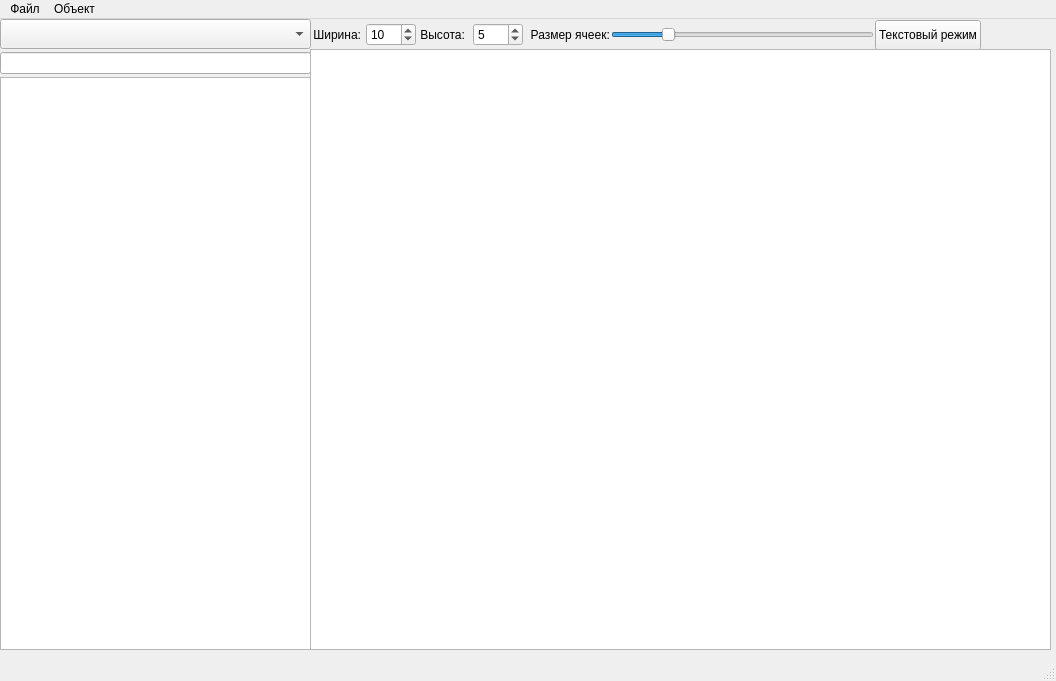
The window that main_form.ui (egorka5opka/sheduler) describes before a commit, drawn with Qt 5.
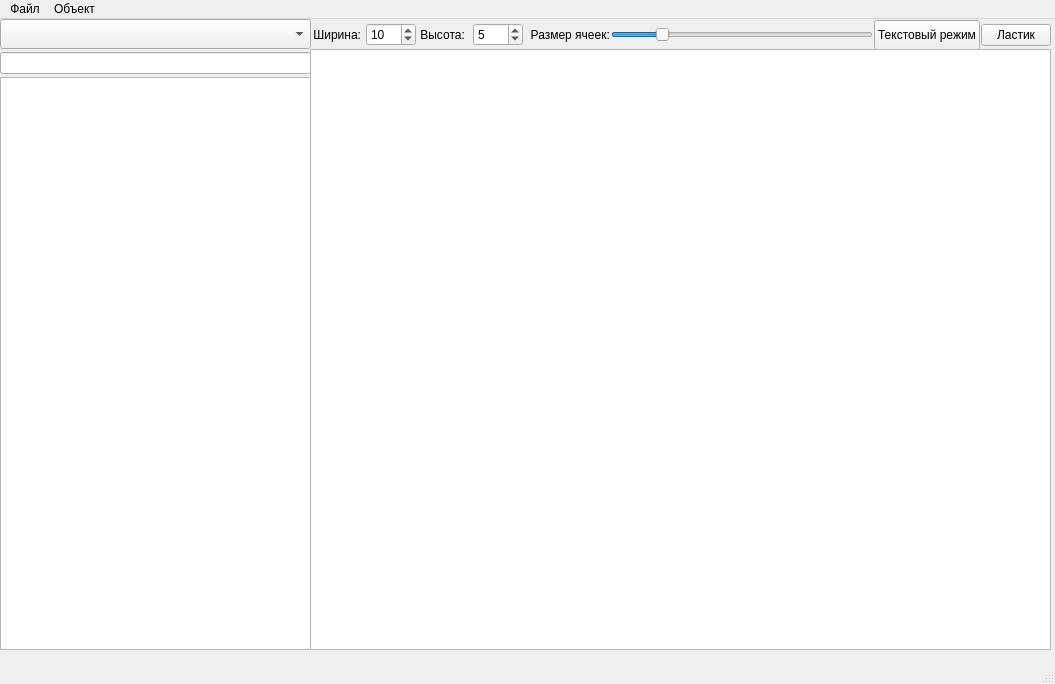
The same window after the commit.

```diff
--- a/main_form.ui
+++ b/main_form.ui
@@ -6,8 +6,8 @@
    <rect>
     <x>0</x>
     <y>0</y>
-    <width>1056</width>
-    <height>681</height>
+    <width>1055</width>
+    <height>684</height>
    </rect>
   </property>
   <property name="windowTitle">
@@ -75,7 +75,7 @@
      <rect>
       <x>310</x>
       <y>0</y>
-      <width>671</width>
+      <width>741</width>
       <height>32</height>
      </rect>
     </property>
@@ -181,7 +181,7 @@
      <item>
       <widget class="QSlider" name="cell_size_edit">
        <property name="minimum">
-        <number>25</number>
+        <number>30</number>
        </property>
        <property name="maximum">
         <number>200</number>
@@ -213,6 +213,19 @@
        </property>
       </widget>
      </item>
+     <item>
+      <widget class="QPushButton" name="rubber_btn">
+       <property name="maximumSize">
+        <size>
+         <width>70</width>
+         <height>16777215</height>
+        </size>
+       </property>
+       <property name="text">
+        <string>Ластик</string>
+       </property>
+      </widget>
+     </item>
     </layout>
    </widget>
    <widget class="QTableWidget" name="flowerbed">
@@ -234,7 +247,7 @@
     <rect>
      <x>0</x>
      <y>0</y>
-     <width>1056</width>
+     <width>1055</width>
      <height>26</height>
     </rect>
    </property>
```
